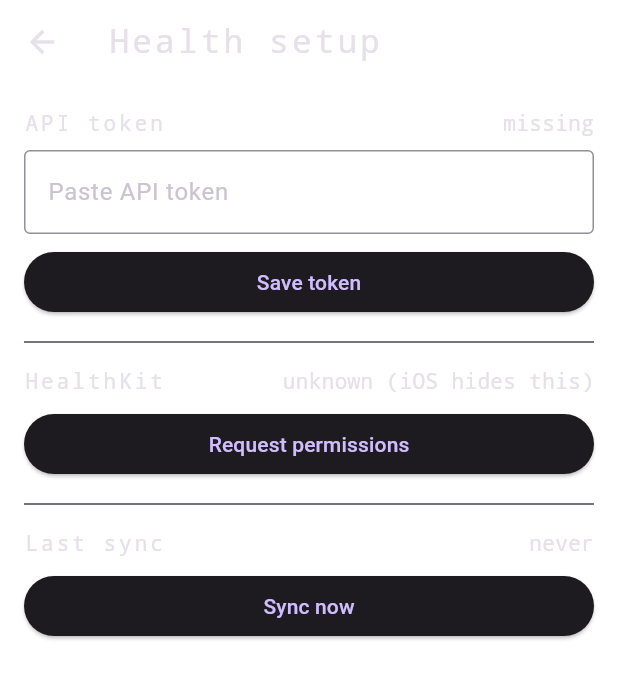
After one commit to RitikPadhy/XPulse, a Flutter app: the HealthSetupScreen screen opened directly, after a tap on "Request permissions", on a phone screen of 412 x 824 dp. The commit adds this screen. Shown: the top 679 px of the screen. Run offline on Flutter 3.47's test engine with Material 3 defaults, Android fonts, the phone set to English and light mode, and no system bars; our stand-ins replace flutter_secure_storage, shared_preferences; missing offline and left inert: health; accounts and stored records are empty; statements that could not run were skipped.

Commit message:
app changes are up

```diff
--- /dev/null
+++ b/app/lib/core/services/api_client.dart
@@ -0,0 +1,110 @@
+import 'dart:convert';
+
+import 'package:http/http.dart' as http;
+
+import 'storage_service.dart';
+
+/// Result of a single ingest attempt.
+class IngestResult {
+  IngestResult({
+    required this.received,
+    required this.inserted,
+    required this.duplicates,
+  });
+
+  final int received;
+  final int inserted;
+  final int duplicates;
+
+  factory IngestResult.fromJson(Map<String, dynamic> j) => IngestResult(
+        received: j['received'] as int,
+        inserted: j['inserted'] as int,
+        duplicates: j['duplicates'] as int,
+      );
+}
+
+class ApiException implements Exception {
+  ApiException(this.statusCode, this.message);
+  final int statusCode;
+  final String message;
+  @override
+  String toString() => 'ApiException($statusCode): $message';
+}
+
+/// Talks to the XPulse FastAPI backend.
+///
+/// Reads the bearer token from secure storage on every call. POSTs retry up
+/// to 3 total attempts with exponential backoff before throwing.
+class ApiClient {
+  ApiClient({
+    String baseUrl = 'http://129.159.228.56:8000',
+    StorageService? storage,
+    http.Client? httpClient,
+  })  : _baseUrl = baseUrl,
+        _storage = storage ?? StorageService.instance,
+        _http = httpClient ?? http.Client();
+
+  final String _baseUrl;
+  final StorageService _storage;
+  final http.Client _http;
+
+  static const _maxAttempts = 3;
+  static const _baseBackoff = Duration(milliseconds: 500);
+
+  Future<bool> healthOk() async {
+    final r = await _http.get(Uri.parse('$_baseUrl/health'));
+    return r.statusCode == 200;
+  }
+
+  /// POST /v1/samples with retries. Throws [ApiException] after all attempts
+  /// fail. The caller decides whether to queue or surface the error.
+  Future<IngestResult> ingest(List<Map<String, dynamic>> samples) async {
+    if (samples.isEmpty) {
+      return IngestResult(received: 0, inserted: 0, duplicates: 0);
+    }
+
+    final token = await _storage.getApiToken();
+    if (token == null || token.isEmpty) {
+      throw ApiException(401, 'no api token configured');
+    }
+
+    final body = jsonEncode({'samples': samples});
+    final headers = {
+      'Authorization': 'Bearer $token',
+      'Content-Type': 'application/json',
+    };
+
+    Object? lastError;
+    for (var attempt = 1; attempt <= _maxAttempts; attempt++) {
+      try {
+        final r = await _http
+            .post(
+              Uri.parse('$_baseUrl/v1/samples'),
+              headers: headers,
+              body: body,
+            )
+            .timeout(const Duration(seconds: 15));
+
+        if (r.statusCode >= 200 && r.statusCode < 300) {
+          return IngestResult.fromJson(
+              jsonDecode(r.body) as Map<String, dynamic>);
+        }
+
+        // 4xx (other than 5xx) shouldn't be retried — caller's data/auth is wrong.
+        if (r.statusCode >= 400 && r.statusCode < 500) {
+          throw ApiException(r.statusCode, r.body);
+        }
+        lastError = ApiException(r.statusCode, r.body);
+      } catch (e) {
+        lastError = e;
+      }
+
+      if (attempt < _maxAttempts) {
+        await Future.delayed(_baseBackoff * (1 << (attempt - 1)));
+      }
+    }
+
+    if (lastError is ApiException) throw lastError;
+    throw ApiException(0, 'network error: $lastError');
+  }
+}
--- /dev/null
+++ b/app/lib/core/services/health_service.dart
@@ -0,0 +1,56 @@
+import 'package:health/health.dart';
+
+import 'health_types.dart';
+
+/// Wraps the `health` Dart package. Owns permission requests and incremental
+/// queries against HealthKit.
+class HealthService {
+  HealthService() : _h = Health() {
+    _h.configure();
+  }
+
+  final Health _h;
+
+  /// Whether HealthKit has granted us read access for *all* v1 types.
+  /// Returns null on iOS for unknown state (Apple intentionally hides this).
+  Future<bool?> hasAllPermissions() {
+    return _h.hasPermissions(v1HealthTypes, permissions: v1HealthPermissions);
+  }
+
+  /// Triggers the iOS permission sheet for any types not yet granted.
+  /// Returns true if the OS-level request completed (not "granted" — Apple
+  /// won't tell us).
+  Future<bool> requestPermissions() {
+    return _h.requestAuthorization(v1HealthTypes,
+        permissions: v1HealthPermissions);
+  }
+
+  /// Reads samples between [start] and [end] (exclusive of [end]).
+  Future<List<HealthDataPoint>> fetchRange({
+    required DateTime start,
+    required DateTime end,
+  }) async {
+    final points = await _h.getHealthDataFromTypes(
+      types: v1HealthTypes,
+      startTime: start,
+      endTime: end,
+    );
+    return Health().removeDuplicates(points);
+  }
+
+  /// Converts a [HealthDataPoint] to the JSON shape backend expects.
+  /// Returns null for points whose value isn't a simple number.
+  static Map<String, dynamic>? toSampleJson(HealthDataPoint p) {
+    final value = p.value;
+    if (value is! NumericHealthValue) return null;
+    return {
+      'type': p.type.name,
+      'value': value.numericValue.toDouble(),
+      'unit': p.unit.name,
+      'start_date': p.dateFrom.toUtc().toIso8601String(),
+      'end_date': p.dateTo.toUtc().toIso8601String(),
+      'source': p.sourceName,
+      'device': p.sourceDeviceId,
+    };
+  }
+}
--- /dev/null
+++ b/app/lib/core/services/health_types.dart
@@ -0,0 +1,33 @@
+import 'package:health/health.dart';
+
+/// The set of HealthKit data types XPulse syncs in v1.
+///
+/// All are HKQuantityType — single numeric value per sample. Workouts and
+/// sleep (HKCategoryType / HKWorkoutType) are intentionally deferred; they
+/// need different value extraction and would complicate the backend's
+/// generic `value: float` schema.
+const v1HealthTypes = <HealthDataType>[
+  // Activity
+  HealthDataType.STEPS,
+  HealthDataType.DISTANCE_WALKING_RUNNING,
+  HealthDataType.FLIGHTS_CLIMBED,
+  HealthDataType.ACTIVE_ENERGY_BURNED,
+  HealthDataType.BASAL_ENERGY_BURNED,
+  HealthDataType.EXERCISE_TIME,
+  // Vitals
+  HealthDataType.HEART_RATE,
+  HealthDataType.RESTING_HEART_RATE,
+  HealthDataType.HEART_RATE_VARIABILITY_SDNN,
+  HealthDataType.RESPIRATORY_RATE,
+  HealthDataType.BLOOD_OXYGEN,
+  // Body
+  HealthDataType.BODY_MASS_INDEX,
+  HealthDataType.BODY_FAT_PERCENTAGE,
+  HealthDataType.WEIGHT,
+  HealthDataType.HEIGHT,
+  HealthDataType.VO2MAX,
+];
+
+/// All types are read-only for now.
+List<HealthDataAccess> get v1HealthPermissions =>
+    List.filled(v1HealthTypes.length, HealthDataAccess.READ);
--- /dev/null
+++ b/app/lib/core/services/storage_service.dart
@@ -0,0 +1,60 @@
+import 'dart:convert';
+
+import 'package:flutter_secure_storage/flutter_secure_storage.dart';
+import 'package:shared_preferences/shared_preferences.dart';
+
+/// Persistent state for the iOS app.
+///
+/// - API token → iOS Keychain via flutter_secure_storage
+/// - Last sync timestamp, retry queue → shared_preferences
+///
+/// All methods are async; cache the instance and reuse it.
+class StorageService {
+  StorageService._();
+  static final StorageService instance = StorageService._();
+
+  static const _tokenKey = 'xpulse.api_token';
+  static const _lastSyncKey = 'xpulse.last_sync_at';
+  static const _queueKey = 'xpulse.retry_queue';
+
+  final _secure = const FlutterSecureStorage(
+    iOptions: IOSOptions(accessibility: KeychainAccessibility.first_unlock),
+  );
+
+  Future<String?> getApiToken() => _secure.read(key: _tokenKey);
+
+  Future<void> setApiToken(String token) =>
+      _secure.write(key: _tokenKey, value: token);
+
+  Future<void> clearApiToken() => _secure.delete(key: _tokenKey);
+
+  Future<DateTime?> getLastSyncAt() async {
+    final prefs = await SharedPreferences.getInstance();
+    final raw = prefs.getString(_lastSyncKey);
+    return raw == null ? null : DateTime.tryParse(raw);
+  }
+
+  Future<void> setLastSyncAt(DateTime t) async {
+    final prefs = await SharedPreferences.getInstance();
+    await prefs.setString(_lastSyncKey, t.toIso8601String());
+  }
+
+  /// Returns the raw JSON-serialized samples queued from prior failures.
+  Future<List<Map<String, dynamic>>> readQueue() async {
+    final prefs = await SharedPreferences.getInstance();
+    final raw = prefs.getString(_queueKey);
+    if (raw == null || raw.isEmpty) return [];
+    final decoded = jsonDecode(raw);
+    if (decoded is! List) return [];
+    return [for (final s in decoded) Map<String, dynamic>.from(s as Map)];
+  }
+
+  Future<void> writeQueue(List<Map<String, dynamic>> samples) async {
+    final prefs = await SharedPreferences.getInstance();
+    if (samples.isEmpty) {
+      await prefs.remove(_queueKey);
+    } else {
+      await prefs.setString(_queueKey, jsonEncode(samples));
+    }
+  }
+}
--- /dev/null
+++ b/app/lib/core/services/sync_service.dart
@@ -0,0 +1,88 @@
+import 'api_client.dart';
+import 'health_service.dart';
+import 'storage_service.dart';
+
+class SyncOutcome {
+  SyncOutcome({
+    required this.fetched,
+    required this.posted,
+    required this.inserted,
+    required this.duplicates,
+    required this.queued,
+    this.error,
+  });
+
+  final int fetched;
+  final int posted;
+  final int inserted;
+  final int duplicates;
+  final int queued;
+  final Object? error;
+
+  bool get ok => error == null;
+}
+
+/// Drives a single sync pass: HealthKit query → POST → persist anchor.
+///
+/// Behavior on failure: the inline retry happens inside [ApiClient]; if all
+/// three attempts fail, the batch is appended to a local queue and retried
+/// at the start of the next sync. The `last_sync_at` timestamp is only
+/// advanced after a successful POST so HealthKit re-queries the same range
+/// on the next attempt (backend's UniqueConstraint absorbs the overlap).
+class SyncService {
+  SyncService({
+    HealthService? health,
+    ApiClient? api,
+    StorageService? storage,
+  })  : _health = health ?? HealthService(),
+        _api = api ?? ApiClient(),
+        _storage = storage ?? StorageService.instance;
+
+  final HealthService _health;
+  final ApiClient _api;
+  final StorageService _storage;
+
+  /// Look-back window when no previous sync has happened.
+  static const _initialLookback = Duration(days: 1);
+
+  Future<SyncOutcome> syncOnce() async {
+    final now = DateTime.now();
+    final since =
+        (await _storage.getLastSyncAt()) ?? now.subtract(_initialLookback);
+
+    // Drain queue first so old failures don't get stuck behind a new batch.
+    final queued = await _storage.readQueue();
+
+    final points = await _health.fetchRange(start: since, end: now);
+    final fresh = <Map<String, dynamic>>[
+      for (final p in points)
+        if (HealthService.toSampleJson(p) case final j?) j,
+    ];
+
+    final batch = [...queued, ...fresh];
+
+    try {
+      final result = await _api.ingest(batch);
+      await _storage.writeQueue(const []);
+      await _storage.setLastSyncAt(now);
+      return SyncOutcome(
+        fetched: fresh.length,
+        posted: batch.length,
+        inserted: result.inserted,
+        duplicates: result.duplicates,
+        queued: 0,
+      );
+    } catch (e) {
+      // Persist the full batch so next sync drains it. Don't advance anchor.
+      await _storage.writeQueue(batch);
+      return SyncOutcome(
+        fetched: fresh.length,
+        posted: 0,
+        inserted: 0,
+        duplicates: 0,
+        queued: batch.length,
+        error: e,
+      );
+    }
+  }
+}
--- a/app/lib/screens/app_shell.dart
+++ b/app/lib/screens/app_shell.dart
@@ -4,6 +4,7 @@ import '../core/app_state.dart';
 import '../core/models/user_snapshot.dart';
 import '../core/repositories/user_repository.dart';
 import '../ui/contracts/skin_scope.dart';
+import 'health_setup_screen.dart';
 import 'home_screen.dart';
 import 'leaderboard_screen.dart';
 import 'side_quests_screen.dart';
@@ -63,6 +64,7 @@ class _AppShellState extends State<AppShell> {
                     SideQuestsScreen(),
                     HomeScreen(),
                     LeaderboardScreen(),
+                    HealthSetupScreen(),
                   ],
                 ),
               );
--- /dev/null
+++ b/app/lib/screens/health_setup_screen.dart
@@ -0,0 +1,171 @@
+import 'package:flutter/material.dart';
+
+import '../core/services/health_service.dart';
+import '../core/services/storage_service.dart';
+import '../core/services/sync_service.dart';
+
+/// Dev/setup screen for HealthKit token + permissions + manual sync.
+///
+/// Temporary: surfaced as a tab while wiring is in development. Will be
+/// folded into the home flow once foreground sync is proven end-to-end.
+class HealthSetupScreen extends StatefulWidget {
+  const HealthSetupScreen({super.key});
+
+  @override
+  State<HealthSetupScreen> createState() => _HealthSetupScreenState();
+}
+
+class _HealthSetupScreenState extends State<HealthSetupScreen> {
+  final _storage = StorageService.instance;
+  final _health = HealthService();
+  late final _sync = SyncService(health: _health, storage: _storage);
+  final _tokenController = TextEditingController();
+
+  bool? _hasToken;
+  bool? _hasPermissions;
+  DateTime? _lastSync;
+  String _status = '';
+  bool _busy = false;
+
+  @override
+  void initState() {
+    super.initState();
+    _refresh();
+  }
+
+  @override
+  void dispose() {
+    _tokenController.dispose();
+    super.dispose();
+  }
+
+  Future<void> _refresh() async {
+    final token = await _storage.getApiToken();
+    final perms = await _health.hasAllPermissions();
+    final lastSync = await _storage.getLastSyncAt();
+    if (!mounted) return;
+    setState(() {
+      _hasToken = token != null && token.isNotEmpty;
+      _hasPermissions = perms;
+      _lastSync = lastSync;
+    });
+  }
+
+  Future<void> _saveToken() async {
+    final t = _tokenController.text.trim();
+    if (t.isEmpty) return;
+    await _storage.setApiToken(t);
+    _tokenController.clear();
+    setState(() => _status = 'token saved');
+    await _refresh();
+  }
+
+  Future<void> _clearToken() async {
+    await _storage.clearApiToken();
+    setState(() => _status = 'token cleared');
+    await _refresh();
+  }
+
+  Future<void> _requestPermissions() async {
+    setState(() => _busy = true);
+    try {
+      await _health.requestPermissions();
+      setState(() => _status = 'permission sheet shown');
+    } finally {
+      if (mounted) setState(() => _busy = false);
+      await _refresh();
+    }
+  }
+
+  Future<void> _syncNow() async {
+    setState(() {
+      _busy = true;
+      _status = 'syncing…';
+    });
+    try {
+      final result = await _sync.syncOnce();
+      setState(() => _status = result.ok
+          ? 'fetched ${result.fetched}, '
+              'inserted ${result.inserted}, '
+              'duplicates ${result.duplicates}'
+          : 'fetched ${result.fetched}, queued ${result.queued} (error: ${result.error})');
+    } catch (e) {
+      setState(() => _status = 'error: $e');
+    } finally {
+      if (mounted) setState(() => _busy = false);
+      await _refresh();
+    }
+  }
+
+  @override
+  Widget build(BuildContext context) {
+    return Scaffold(
+      backgroundColor: Colors.transparent,
+      appBar: AppBar(
+        backgroundColor: Colors.transparent,
+        title: const Text('Health setup', style: TextStyle(fontFamily: 'Courier', letterSpacing: 2)),
+      ),
+      body: SafeArea(
+        child: Padding(
+          padding: const EdgeInsets.all(16),
+          child: Column(
+            crossAxisAlignment: CrossAxisAlignment.stretch,
+            children: [
+              _statusRow('API token', _hasToken == true ? 'configured' : 'missing'),
+              if (_hasToken != true) ...[
+                const SizedBox(height: 8),
+                TextField(
+                  controller: _tokenController,
+                  obscureText: true,
+                  decoration: const InputDecoration(
+                    labelText: 'Paste API token',
+                    border: OutlineInputBorder(),
+                  ),
+                ),
+                const SizedBox(height: 8),
+                ElevatedButton(onPressed: _saveToken, child: const Text('Save token')),
+              ] else
+                TextButton(onPressed: _clearToken, child: const Text('Clear token')),
+              const Divider(height: 32),
+              _statusRow(
+                'HealthKit',
+                _hasPermissions == true
+                    ? 'granted (best-known)'
+                    : _hasPermissions == false
+                        ? 'not granted'
+                        : 'unknown (iOS hides this)',
+              ),
+              const SizedBox(height: 8),
+              ElevatedButton(
+                onPressed: _busy ? null : _requestPermissions,
+                child: const Text('Request permissions'),
+              ),
+              const Divider(height: 32),
+              _statusRow(
+                'Last sync',
+                _lastSync == null ? 'never' : _lastSync!.toLocal().toString(),
+              ),
+              const SizedBox(height: 8),
+              ElevatedButton(
+                onPressed: _busy ? null : _syncNow,
+                child: const Text('Sync now'),
+              ),
+              const SizedBox(height: 24),
+              Text(_status, style: const TextStyle(fontFamily: 'Courier')),
+            ],
+          ),
+        ),
+      ),
+    );
+  }
+
+  Widget _statusRow(String label, String value) {
+    return Row(
+      mainAxisAlignment: MainAxisAlignment.spaceBetween,
+      children: [
+        Text(label, style: const TextStyle(fontFamily: 'Courier', letterSpacing: 2)),
+        Text(value, style: const TextStyle(fontFamily: 'Courier')),
+      ],
+    );
+  }
+}
--- a/app/pubspec.yaml
+++ b/app/pubspec.yaml
@@ -11,6 +11,10 @@ dependencies:
   flutter:
     sdk: flutter
   cupertino_icons: ^1.0.8
+  health: ^12.0.0
+  flutter_secure_storage: ^9.2.4
+  shared_preferences: ^2.3.2
+  http: ^1.2.2
 
 dev_dependencies:
   flutter_test:
```
Also changed, not shown: 1 other file.
